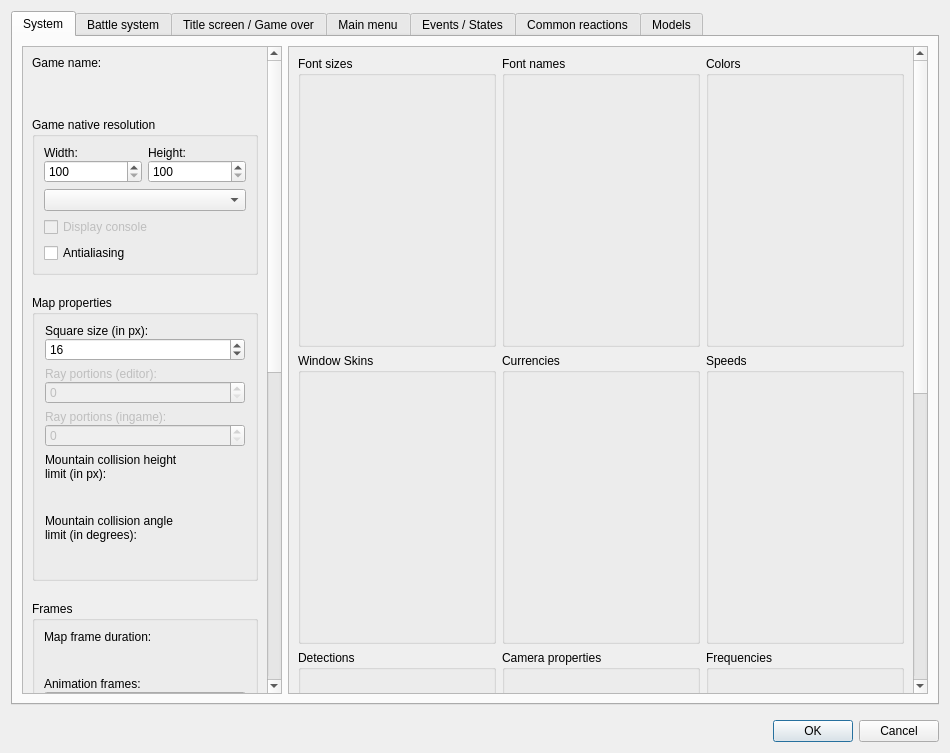
RPG-Paper-Maker/RPG-Paper-Maker, file Editor/Dialogs/dialogsystems.ui: the form before one commit.
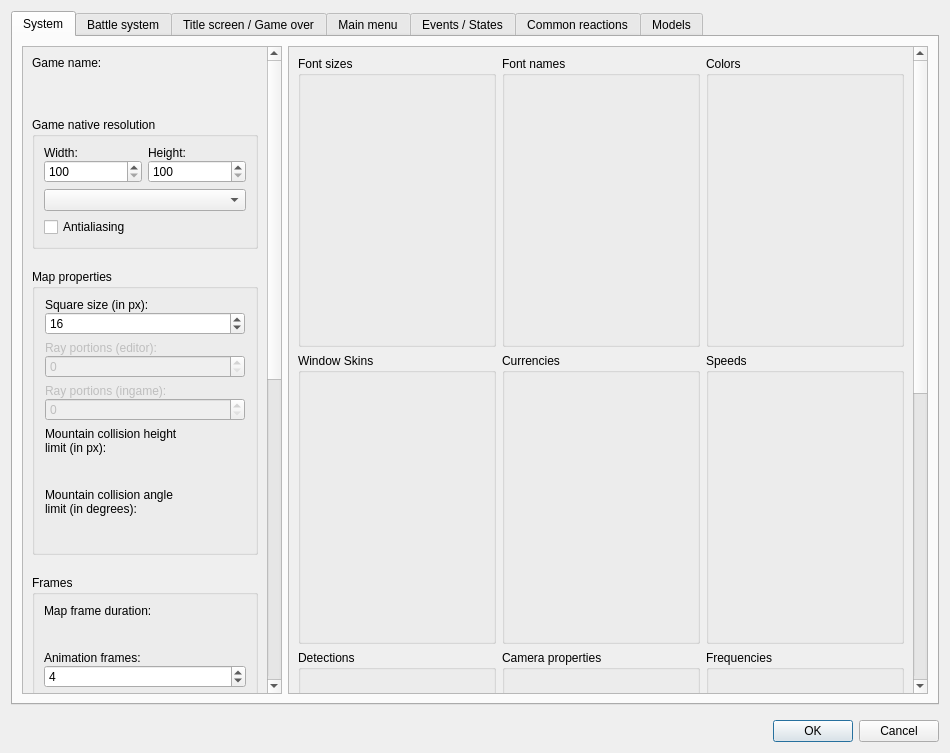
The form after the commit. Custom widgets are drawn as their Qt base class.

Commit message: Remove display console in systems

Diff of the .ui file:
```diff
--- a/Editor/Dialogs/dialogsystems.ui
+++ b/Editor/Dialogs/dialogsystems.ui
@@ -64,9 +64,9 @@
               <property name="geometry">
                <rect>
                 <x>0</x>
-                <y>-392</y>
+                <y>0</y>
                 <width>252</width>
-                <height>1444</height>
+                <height>1415</height>
                </rect>
               </property>
               <layout class="QGridLayout" name="gridLayout_13">
@@ -121,12 +121,9 @@
                    </property>
                    <layout class="QGridLayout" name="gridLayout_3">
                     <item row="1" column="0">
-                     <widget class="QCheckBox" name="checkBoxDisplayConsole">
-                      <property name="enabled">
-                       <bool>false</bool>
-                      </property>
+                     <widget class="QCheckBox" name="checkBoxAntialiasing">
                       <property name="text">
-                       <string>Display console</string>
+                       <string>Antialiasing</string>
                       </property>
                      </widget>
                     </item>
@@ -197,13 +194,6 @@
                       </item>
                      </layout>
                     </item>
-                    <item row="2" column="0">
-                     <widget class="QCheckBox" name="checkBoxAntialiasing">
-                      <property name="text">
-                       <string>Antialiasing</string>
-                      </property>
-                     </widget>
-                    </item>
                    </layout>
                   </widget>
                  </item>
```
The commit also changes 14 other files.
